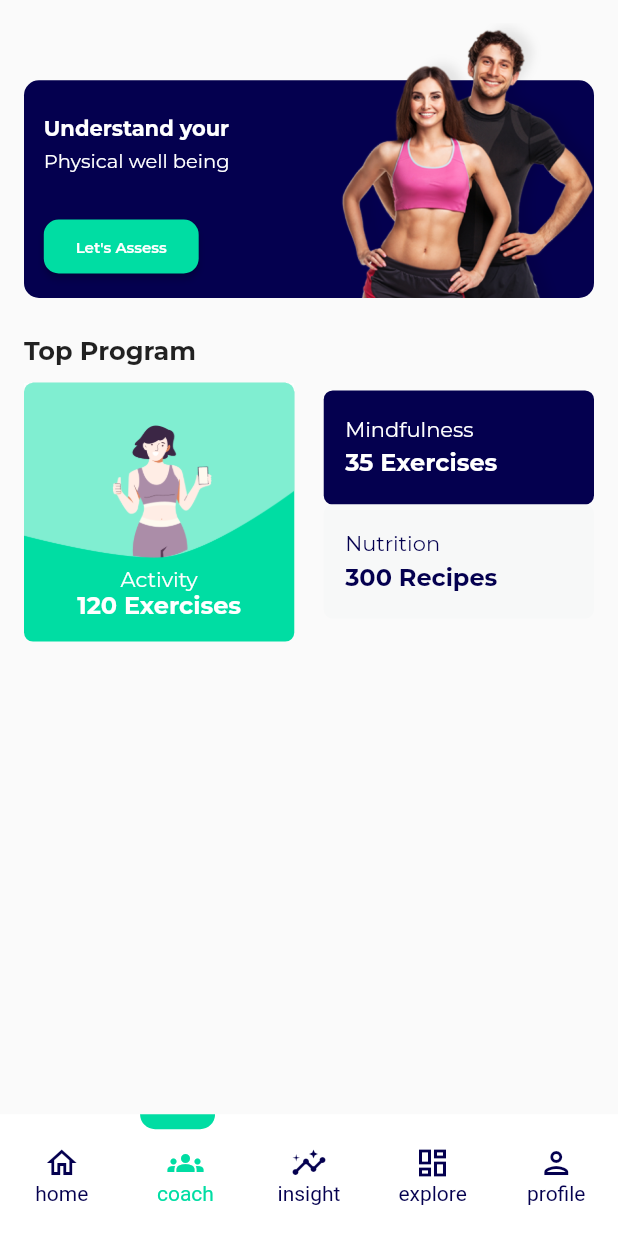
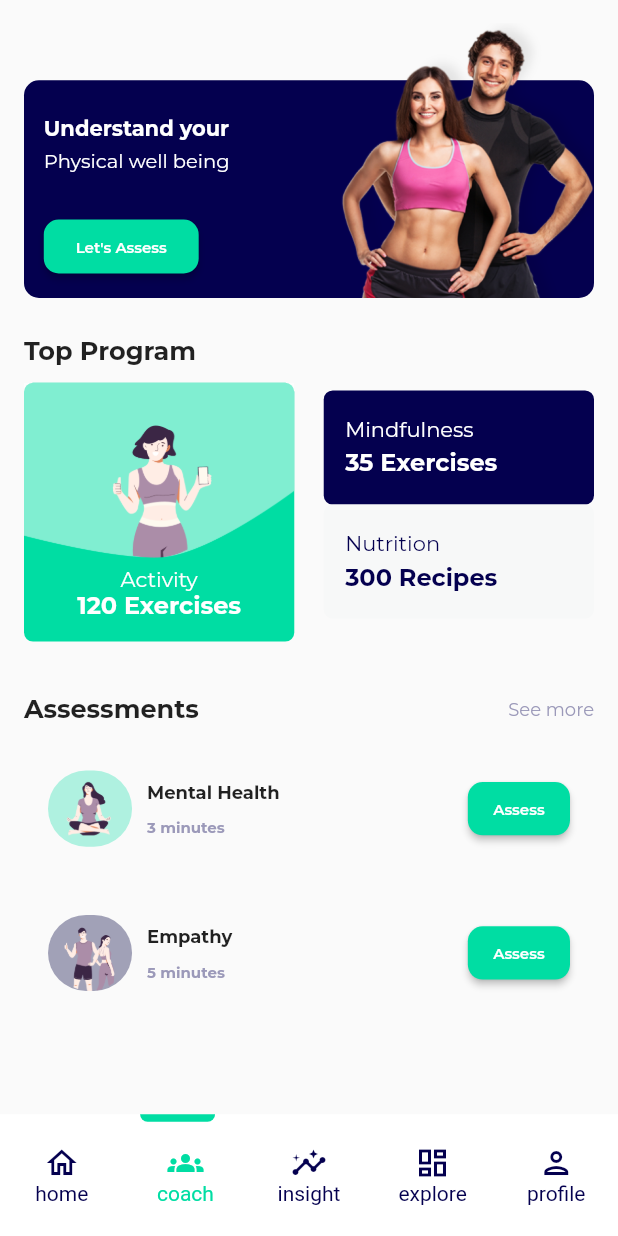
Before and after one commit to Bakti17/kinastic_slicing, a Flutter app: the screen it shows after launch, swiped to page 2, on a phone screen of 412 x 824 dp. Run offline on Flutter 3.47's test engine with Material 2 defaults, Android fonts, the phone set to English and light mode, and no system bars; our stand-ins replace bloc, flutter_bloc, google_fonts.

Commit message:
add assessment component

```diff
--- /dev/null
+++ b/lib/component/coach_page/assessments.dart
@@ -0,0 +1,115 @@
+part of '../component.dart';
+
+Widget assessments(
+  BuildContext context,
+) {
+  List assessments = [
+    {
+      'image': 'assets/images/mental_health.png',
+      'title': 'Mental Health',
+      'dura': 3,
+      // 'small': true,
+      'color': selectedColor.withOpacity(0.3)
+    },
+    {
+      'image': 'assets/images/empathy.png',
+      'title': 'Empathy',
+      'dura': 5,
+      // 'small': false,
+      'color': greyBackgroundColor,
+    },
+  ];
+  return Column(
+    children: [
+      Row(
+        mainAxisAlignment: MainAxisAlignment.spaceBetween,
+        children: [
+          Text(
+            'Assessments',
+            style: style17.copyWith(fontWeight: FontWeight.bold),
+          ),
+          GestureDetector(
+            onTap: () {
+              // Navigator.push(context,
+              //     MaterialPageRoute(builder: (context) => const CoachPage()));
+            },
+            child: Text(
+              'See more',
+              style: style12.copyWith(color: greyColor),
+            ),
+          )
+        ],
+      ),
+      // Flexible(
+      SizedBox(
+          height: resHeight(context, 209),
+          child: ListView.builder(
+              physics: const NeverScrollableScrollPhysics(),
+              itemCount: assessments.length,
+              itemBuilder: ((context, index) => Padding(
+                    padding: const EdgeInsets.only(top: 15),
+                    child: SizedBox(
+                      width: double.infinity,
+                      height: resHeight(context, 80),
+                      child: Padding(
+                        padding: const EdgeInsets.only(left: 16, right: 16),
+                        child: Row(children: [
+                          Container(
+                            height: resHeight(context, 50),
+                            width: resWidth(context, 51),
+                            // padding: assessments[index]['small']
+                            //     ? const EdgeInsets.all(7.5)
+                            //     : EdgeInsets.zero,
+                            decoration: BoxDecoration(
+                                color: assessments[index]['color'],
+                                borderRadius: BorderRadius.circular(100)),
+                            child: Image.asset(assessments[index]['image']),
+                          ),
+                          const SizedBox(
+                            width: 10,
+                          ),
+                          Column(
+                            mainAxisAlignment: MainAxisAlignment.center,
+                            crossAxisAlignment: CrossAxisAlignment.start,
+                            children: [
+                              Text(
+                                assessments[index]['title'],
+                                style: style12.copyWith(
+                                    fontWeight: FontWeight.bold),
+                              ),
+                              const SizedBox(
+                                height: 10,
+                              ),
+                              Text(
+                                '${assessments[index]['dura']} minutes',
+                                style: style10.copyWith(
+                                    fontWeight: FontWeight.bold,
+                                    color: greyColor),
+                              )
+                            ],
+                          ),
+                          const Spacer(),
+                          SizedBox(
+                            height: resHeight(context, 35),
+                            width: resWidth(context, 62),
+                            child: ElevatedButton(
+                              style: ElevatedButton.styleFrom(
+                                  padding: EdgeInsets.zero,
+                                  backgroundColor: selectedColor,
+                                  shape: RoundedRectangleBorder(
+                                      borderRadius: BorderRadius.circular(10))),
+                              child: Text(
+                                'Assess',
+                                style: style10.copyWith(
+                                    fontWeight: FontWeight.w600),
+                              ),
+                              onPressed: () {},
+                            ),
+                          )
+                        ]),
+                      ),
+                    ),
+                  ))))
+    ],
+  );
+}
--- a/lib/component/component.dart
+++ b/lib/component/component.dart
@@ -14,3 +14,4 @@ part 'home_page/recomended_activity.dart';
 
 part 'coach_page/top_card.dart';
 part 'coach_page/top_program.dart';
+part 'coach_page/assessments.dart';
--- a/lib/component/home_page/upcoming_activities.dart
+++ b/lib/component/home_page/upcoming_activities.dart
@@ -12,8 +12,8 @@ Widget upcomingActivities(BuildContext context) {
           ),
           GestureDetector(
             onTap: () {
-              Navigator.push(context,
-                  MaterialPageRoute(builder: (context) => const CoachPage()));
+              // Navigator.push(context,
+              //     MaterialPageRoute(builder: (context) => const CoachPage()));
             },
             child: Text(
               'See more',
--- a/lib/component/navigation_bar/navigation_bar.dart
+++ b/lib/component/navigation_bar/navigation_bar.dart
@@ -35,7 +35,7 @@ class _NavBarState extends State<NavBar> {
               top: 0,
               child: Container(
                 width: 50,
-                height: 10,
+                height: 5,
                 decoration: BoxDecoration(
                     color: selectedColor,
                     borderRadius: const BorderRadius.only(
--- a/lib/main.dart
+++ b/lib/main.dart
@@ -31,6 +31,7 @@ class MyApp extends StatelessWidget {
               title: 'Kinastic App',
               home: SafeArea(
                 child: Scaffold(
+                  // resizeToAvoidBottomInset: false,
                   body: BlocListener<IndexNavbarCubit, int>(
                     listener: (context, state) =>
                         pageController.jumpToPage(state),
--- a/lib/page/coach_page.dart
+++ b/lib/page/coach_page.dart
@@ -2,7 +2,6 @@ part of 'page.dart';
 
 class CoachPage extends StatelessWidget {
   const CoachPage({super.key});
-
   @override
   Widget build(BuildContext context) {
     return SizedBox(
@@ -13,7 +12,11 @@ class CoachPage extends StatelessWidget {
           SizedBox(
             height: resHeight(context, 25),
           ),
-          topProgramCoach(context)
+          topProgramCoach(context),
+          SizedBox(
+            height: resHeight(context, 25),
+          ),
+          assessments(context)
         ]),
       ),
     );
```
Also changed, not shown: assets/images/empathy.png (added), assets/images/mental_health.png (added).
